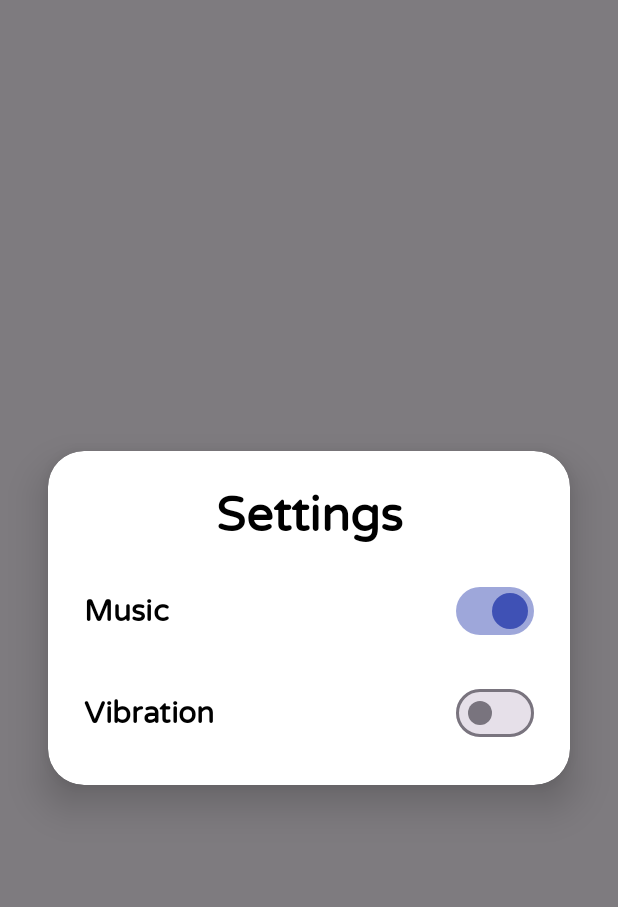
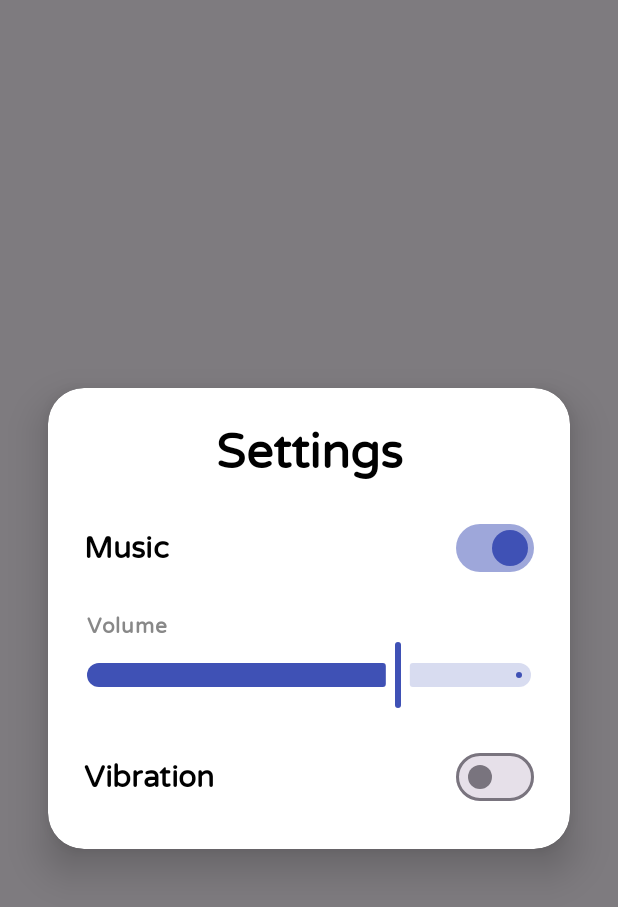
Before and after one commit to akinalpfdn/SortueKotlin, an Android app built with Jetpack Compose: the composable SettingsOverlay shown on its own in the app's theme, on a phone screen of 412 x 824 dp. Shown: the top 907 px of the screen. Run offline under Robolectric (Android 15) with nearby library versions, the phone set to English and light mode, and no system bars.

Commit message:
audio picker added

```diff
--- a/app/build.gradle.kts
+++ b/app/build.gradle.kts
@@ -14,8 +14,8 @@ android {
         applicationId = "com.akinalpfdn.sortue"
         minSdk = 26
         targetSdk = 36
-        versionCode = 6
-        versionName = "2.2"
+        versionCode = 7
+        versionName = "2.3"
 
         testInstrumentationRunner = "androidx.test.runner.AndroidJUnitRunner"
     }
--- a/app/src/main/java/com/akinalpfdn/sortue/ui/components/SettingsOverlay.kt
+++ b/app/src/main/java/com/akinalpfdn/sortue/ui/components/SettingsOverlay.kt
@@ -1,5 +1,6 @@
 package com.akinalpfdn.sortue.ui.components
 
+import androidx.compose.animation.AnimatedVisibility
 import androidx.compose.foundation.background
 import androidx.compose.foundation.clickable
 import androidx.compose.foundation.interaction.MutableInteractionSource
@@ -19,6 +20,7 @@ import androidx.compose.material3.SwitchDefaults
 import androidx.compose.material3.Text
 import androidx.compose.runtime.Composable
 import androidx.compose.runtime.getValue
+import androidx.compose.runtime.mutableFloatStateOf
 import androidx.compose.runtime.mutableStateOf
 import androidx.compose.runtime.remember
 import androidx.compose.runtime.setValue
@@ -44,6 +46,7 @@ fun SettingsOverlay(
     val context = LocalContext.current
     val audioManager = remember { AudioManager.getInstance(context) }
     var isMusicEnabled by remember { mutableStateOf(audioManager.isMusicEnabled) }
+    var volume by remember { mutableFloatStateOf(audioManager.musicVolume) }
 
     Box(
         modifier = Modifier
@@ -94,6 +97,30 @@ fun SettingsOverlay(
                 )
             }
 
+            AnimatedVisibility(visible = isMusicEnabled) {
+                Column(modifier = Modifier.fillMaxWidth()) {
+                     Text(
+                        text = stringResource(R.string.volume),
+                        style = MaterialTheme.typography.labelMedium,
+                        color = Color.Gray,
+                         modifier = Modifier.padding(start = 2.dp)
+                    )
+                    Slider(
+                        value = volume,
+                        onValueChange = {
+                            volume = it
+                            audioManager.musicVolume = it
+                        },
+                        valueRange = 0f..1f,
+                        colors = SliderDefaults.colors(
+                            thumbColor = Color(0xFF3F51B5),
+                            activeTrackColor = Color(0xFF3F51B5),
+                            inactiveTrackColor = Color(0xFF3F51B5).copy(alpha = 0.2f)
+                        )
+                    )
+                }
+            }
+
             Row(
                 modifier = Modifier.fillMaxWidth(),
                 horizontalArrangement = Arrangement.SpaceBetween,
--- a/app/src/main/java/com/akinalpfdn/sortue/utils/AudioManager.kt
+++ b/app/src/main/java/com/akinalpfdn/sortue/utils/AudioManager.kt
@@ -19,6 +19,13 @@ class AudioManager(private val context: Context) {
             }
         }
 
+    var musicVolume: Float
+        get() = prefs.getFloat("music_volume", 0.7f)
+        set(value) {
+            prefs.edit().putFloat("music_volume", value).apply()
+            mediaPlayer?.setVolume(value, value)
+        }
+
     fun playBackgroundMusic() {
         if (!isMusicEnabled) return
 
@@ -26,7 +33,7 @@ class AudioManager(private val context: Context) {
             try {
                 mediaPlayer = MediaPlayer.create(context, R.raw.soundtrack)
                 mediaPlayer?.isLooping = true
-                mediaPlayer?.setVolume(0.7f, 0.7f) // Slightly lowered volume for less intrusion
+                mediaPlayer?.setVolume(musicVolume, musicVolume)
 
                 // Robustness: Handle completion manually if looping fails on some devices
                 mediaPlayer?.setOnCompletionListener {
--- a/app/src/main/res/values/strings.xml
+++ b/app/src/main/res/values/strings.xml
@@ -131,4 +131,5 @@
     <string name="best_time_fmt">BEST TIME  : %1$02d:%2$02d</string>
     <string name="best_moves_fmt">BEST MOVES: %1$d</string>
     <string name="vibration">Vibration</string>
+    <string name="volume">Volume</string>
 </resources>
```
